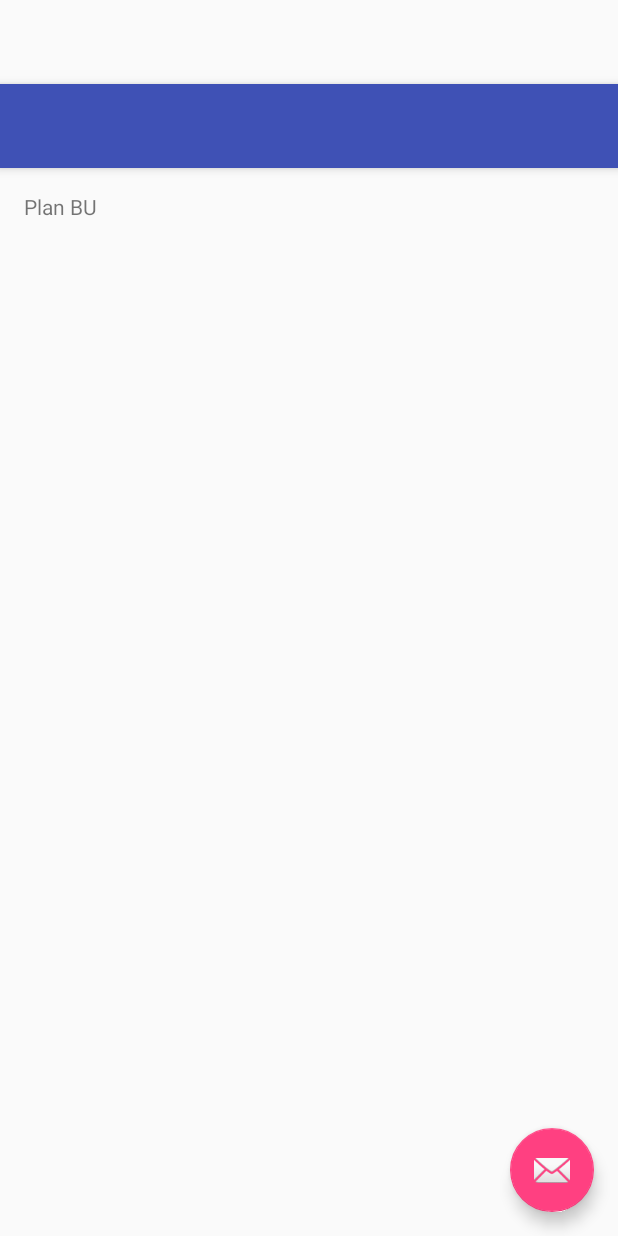
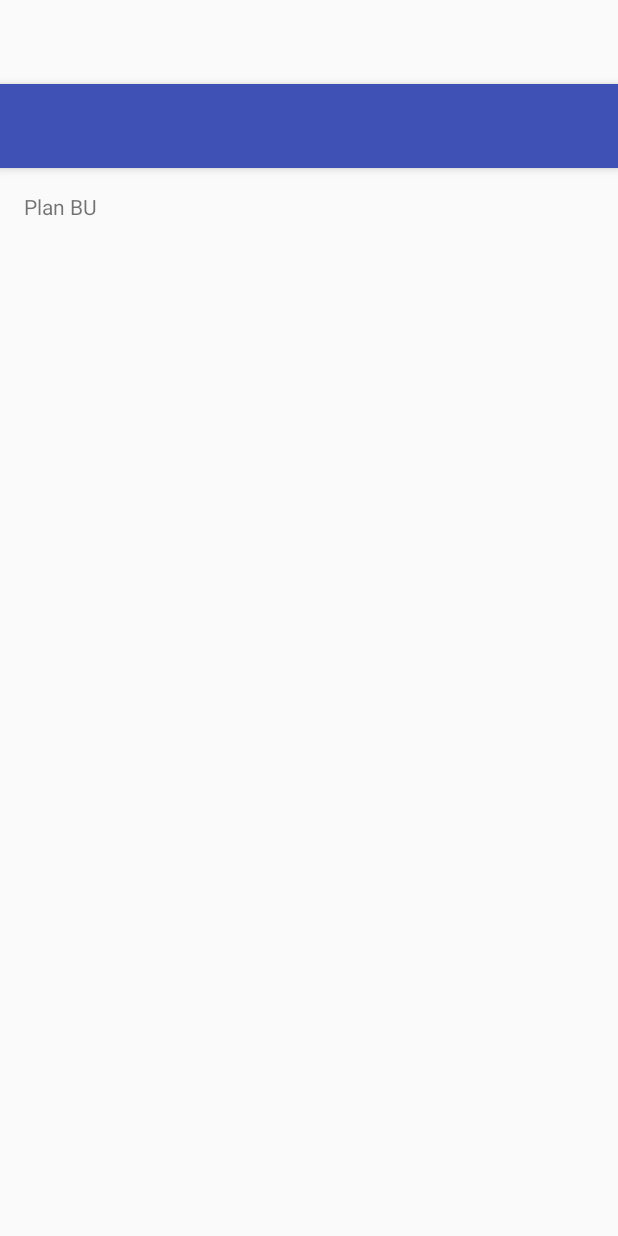
Before and after one commit to Miage-Paris-Ouest/m1c20152016-planinteractifbu, an Android app: the layout activity_main.xml on its own in the app's theme, with its tools: preview values and no code run, on a phone screen of 412 x 824 dp. Run offline under Robolectric (Android 15) with nearby library versions, the phone set to English and light mode, and no system bars.

Commit message:
Suppression du bouton inutile

```diff
--- a/app/src/main/res/layout/activity_main.xml
+++ b/app/src/main/res/layout/activity_main.xml
@@ -23,12 +23,4 @@
 
     <include layout="@layout/content_main" />
 
-    <android.support.design.widget.FloatingActionButton
-        android:id="@+id/fab"
-        android:layout_width="wrap_content"
-        android:layout_height="wrap_content"
-        android:layout_gravity="bottom|end"
-        android:layout_margin="@dimen/fab_margin"
-        android:src="@android:drawable/ic_dialog_email" />
-
 </android.support.design.widget.CoordinatorLayout>
```
Also changed, not shown: app/src/main/java/grp3/projet/miage/paris10/fr/m1c20152016_planinteractifbu/MainActivity.java (+0 -12 lines).
